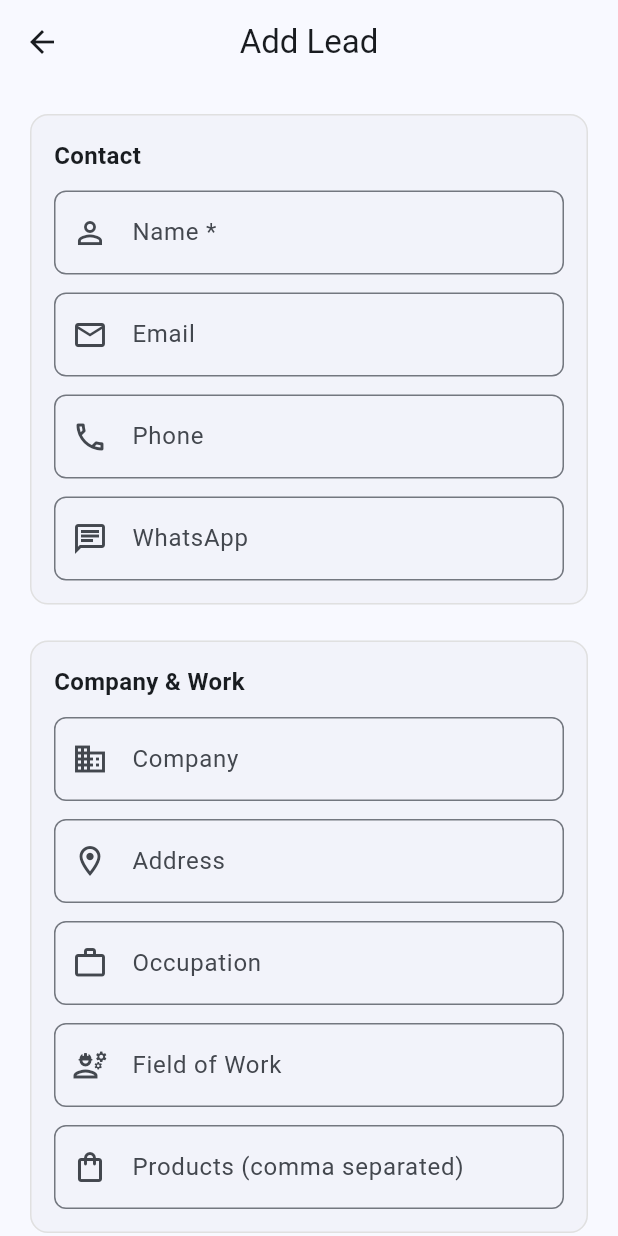
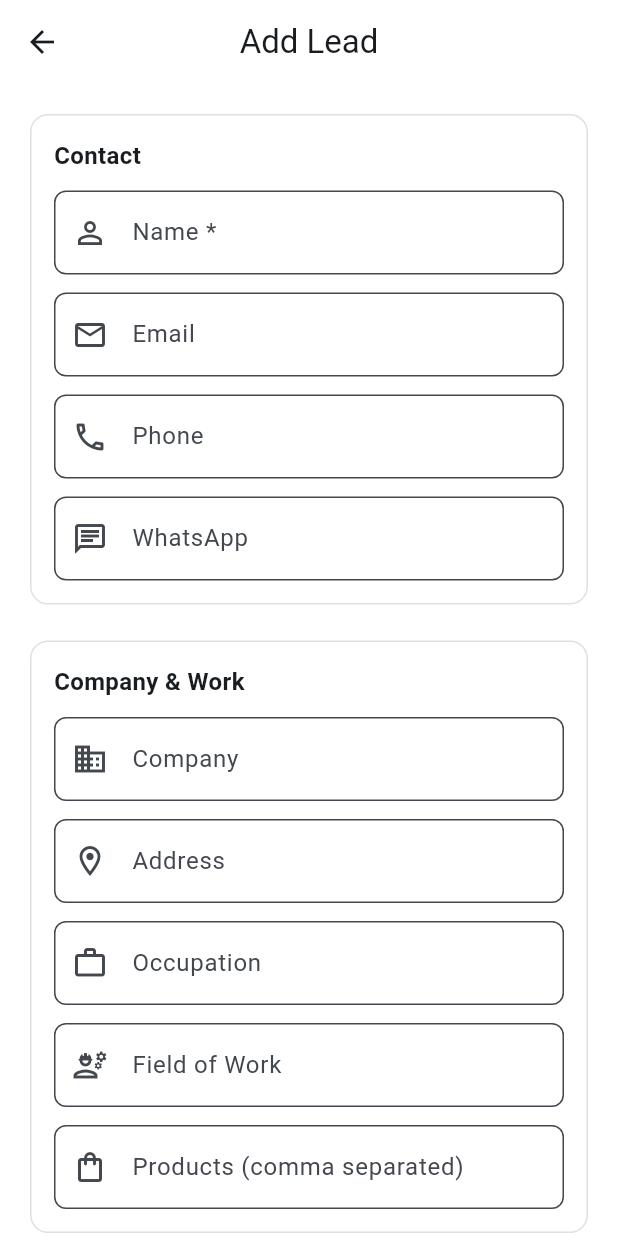
Before and after one commit to mohammadshahilsupportta/supporttacrmapp, a Flutter app: the LeadCreateView screen opened by its route, on a phone screen of 412 x 824 dp. Run offline on Flutter 3.47's test engine with Material 3 defaults, Android fonts, the phone set to English and light mode, and no system bars; our stand-ins replace animated_notch_bottom_bar, get, get_storage, supabase_flutter; accounts and stored records are empty.

Commit message:
Refactor AppTheme for Improved Light and Dark Modes: Updated light theme to include a comprehensive color scheme with white surfaces and background. Enhanced app bar and card themes for better visual consistency. Adjusted input decoration to ensure filled fields match the overall theme design.

```diff
--- a/lib/app/theme/app_theme.dart
+++ b/lib/app/theme/app_theme.dart
@@ -3,24 +3,34 @@ import 'package:flutter/material.dart';
 class AppTheme {
   static ThemeData lightTheme = ThemeData(
     useMaterial3: true,
-    colorScheme: ColorScheme.fromSeed(
-      seedColor: Colors.blue,
-      brightness: Brightness.light,
-    ),
+    colorScheme:
+        ColorScheme.fromSeed(
+          seedColor: Colors.blue,
+          brightness: Brightness.light,
+        ).copyWith(
+          surface: Colors.white,
+          surfaceContainerHighest: Colors.white,
+          surfaceContainerHigh: Colors.white,
+          surfaceContainer: Colors.white,
+          surfaceContainerLow: Colors.white,
+          surfaceContainerLowest: Colors.white,
+        ),
+    scaffoldBackgroundColor: Colors.white,
     appBarTheme: const AppBarTheme(
       centerTitle: true,
       elevation: 0,
+      backgroundColor: Colors.white,
+      surfaceTintColor: Colors.transparent,
     ),
     cardTheme: CardThemeData(
       elevation: 2,
-      shape: RoundedRectangleBorder(
-        borderRadius: BorderRadius.circular(12),
-      ),
+      shape: RoundedRectangleBorder(borderRadius: BorderRadius.circular(12)),
+      color: Colors.white,
     ),
     inputDecorationTheme: InputDecorationTheme(
-      border: OutlineInputBorder(
-        borderRadius: BorderRadius.circular(8),
-      ),
+      border: OutlineInputBorder(borderRadius: BorderRadius.circular(8)),
+      fillColor: Colors.white,
+      filled: true,
     ),
   );
 
@@ -30,20 +40,13 @@ class AppTheme {
       seedColor: Colors.blue,
       brightness: Brightness.dark,
     ),
-    appBarTheme: const AppBarTheme(
-      centerTitle: true,
-      elevation: 0,
-    ),
+    appBarTheme: const AppBarTheme(centerTitle: true, elevation: 0),
     cardTheme: CardThemeData(
       elevation: 2,
-      shape: RoundedRectangleBorder(
-        borderRadius: BorderRadius.circular(12),
-      ),
+      shape: RoundedRectangleBorder(borderRadius: BorderRadius.circular(12)),
     ),
     inputDecorationTheme: InputDecorationTheme(
-      border: OutlineInputBorder(
-        borderRadius: BorderRadius.circular(8),
-      ),
+      border: OutlineInputBorder(borderRadius: BorderRadius.circular(8)),
     ),
   );
 }
```
